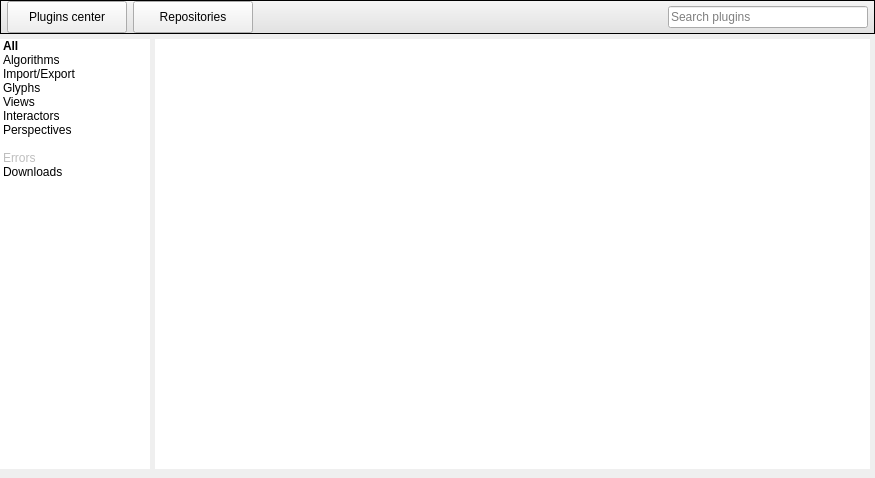
The window that software/tulip/designer/PluginsCenter.ui (vadivelselvaraj/TulipGLImprovement) describes before a commit, drawn with Qt 5.
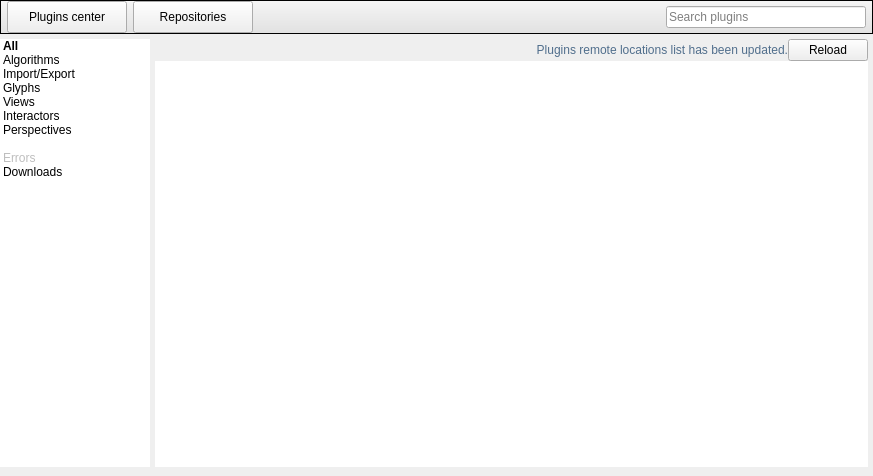
The same window after the commit. The open tabs and pages were chosen to show the change. Icons and pictures are not drawn. Custom widgets are drawn as their Qt base class.

Commit message: Added a reload button to the plugins center when the repository list is getting updated

Diff of the .ui file:
```diff
--- a/software/tulip/designer/PluginsCenter.ui
+++ b/software/tulip/designer/PluginsCenter.ui
@@ -6,8 +6,8 @@
    <rect>
     <x>0</x>
     <y>0</y>
-    <width>875</width>
-    <height>478</height>
+    <width>873</width>
+    <height>476</height>
    </rect>
   </property>
   <layout class="QVBoxLayout" name="verticalLayout">
@@ -690,6 +690,50 @@
          <property name="bottomMargin">
           <number>0</number>
          </property>
+         <item>
+          <widget class="QFrame" name="pluginsListTopFrame">
+           <layout class="QHBoxLayout" name="horizontalLayout_2">
+            <property name="spacing">
+             <number>0</number>
+            </property>
+            <property name="margin">
+             <number>0</number>
+            </property>
+            <item>
+             <widget class="QLabel" name="pluginsListTopLabel">
+              <property name="sizePolicy">
+               <sizepolicy hsizetype="Expanding" vsizetype="Preferred">
+                <horstretch>0</horstretch>
+                <verstretch>0</verstretch>
+               </sizepolicy>
+              </property>
+              <property name="styleSheet">
+               <string notr="true">#pluginsListTopLabel {
+color: rgba(80,110,140);
+}</string>
+              </property>
+              <property name="text">
+               <string>Plugins remote locations list has been updated.</string>
+              </property>
+              <property name="alignment">
+               <set>Qt::AlignRight|Qt::AlignTrailing|Qt::AlignVCenter</set>
+              </property>
+             </widget>
+            </item>
+            <item>
+             <widget class="QPushButton" name="reloadListButton">
+              <property name="text">
+               <string>Reload</string>
+              </property>
+              <property name="icon">
+               <iconset resource="../resources/TulipAgent.qrc">
+                <normaloff>:/tulip/app/icons/view-refresh.svg</normaloff>:/tulip/app/icons/view-refresh.svg</iconset>
+              </property>
+             </widget>
+            </item>
+           </layout>
+          </widget>
+         </item>
          <item>
           <widget class="PluginResultsList" name="pluginsSearchList">
            <property name="sizePolicy">
@@ -727,8 +771,8 @@
              <rect>
               <x>0</x>
               <y>0</y>
-              <width>709</width>
-              <height>427</height>
+              <width>707</width>
+              <height>400</height>
              </rect>
             </property>
            </widget>
```
Left out of the diff: 52 changed lines with no effect on the pictures. The commit also changes 5 other files.
